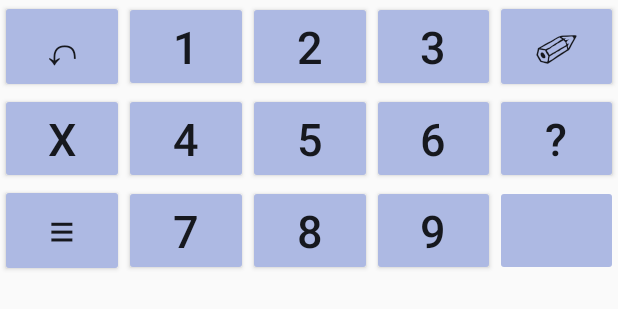
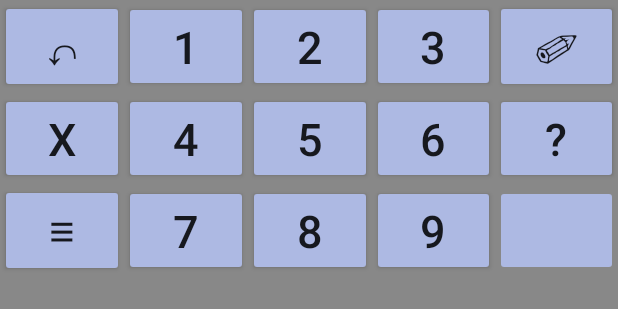
Before and after one commit to fredrikpe/SuperSudoku, an Android app: the layout content_main.xml on its own in the app's theme, with its tools: preview values and no code run, on a phone screen of 412 x 824 dp. Shown: the top 309 px of the screen. Run offline under Robolectric (Android 15) with nearby library versions, the phone set to English and light mode, and no system bars.

Commit message:
double fill removes. cant clear noneditable. removed shadow. background color

```diff
--- a/app/src/main/java/com/example/fredrik/supersudoku/SudokuSurfaceView.java
+++ b/app/src/main/java/com/example/fredrik/supersudoku/SudokuSurfaceView.java
@@ -81,7 +81,7 @@ public class SudokuSurfaceView extends SurfaceView implements EventListener {
         this.drawColoredSquares();
         this.drawBoard();
         this.drawFillsAndMarks();
-        this.drawBottomShadow();
+//        this.drawBottomShadow();
         hint = null;
     }
 
--- a/app/src/main/res/layout/content_main.xml
+++ b/app/src/main/res/layout/content_main.xml
@@ -11,6 +11,7 @@
     tools:context="com.example.fredrik.supersudoku.MainActivity">
 
     <LinearLayout
+        android:background="@color/colorPadBackground"
         android:orientation="vertical"
         android:layout_width="match_parent"
         android:layout_height="match_parent"
--- a/app/src/main/res/values/colors.xml
+++ b/app/src/main/res/values/colors.xml
@@ -6,4 +6,5 @@
     <color name="colorSecondary">#adb9e3</color>
     <color name="colorSecondaryDark">#a379c9</color>
     <color name="colorRedBox">#ff0000</color>
+    <color name="colorPadBackground">#888888</color>
 </resources>
```
Also changed, not shown: app/src/main/java/com/example/fredrik/supersudoku/sudokulogic/Board.java (+7 -1 lines).
